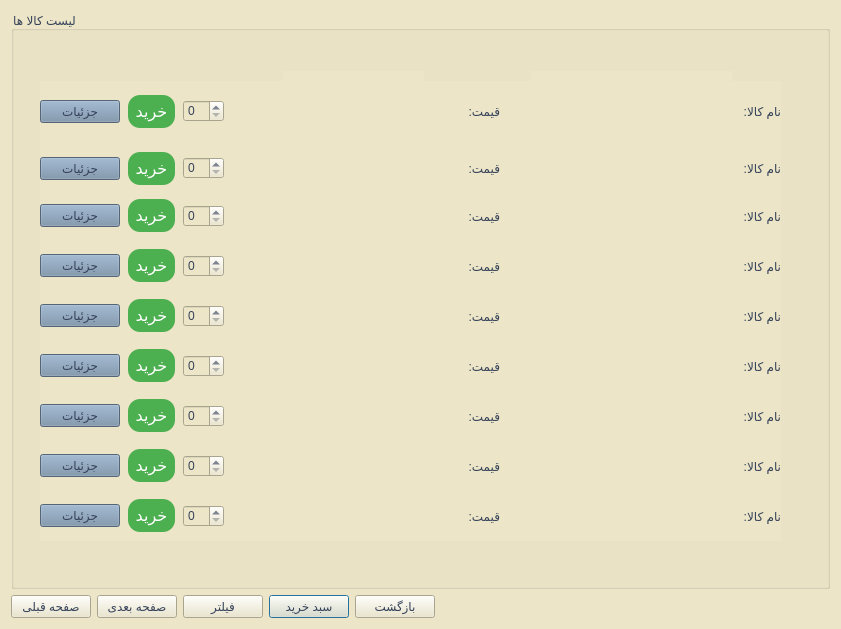
AP-projects-4001/metagoofill, file Project_Ap/goodslist.ui: the form before one commit.
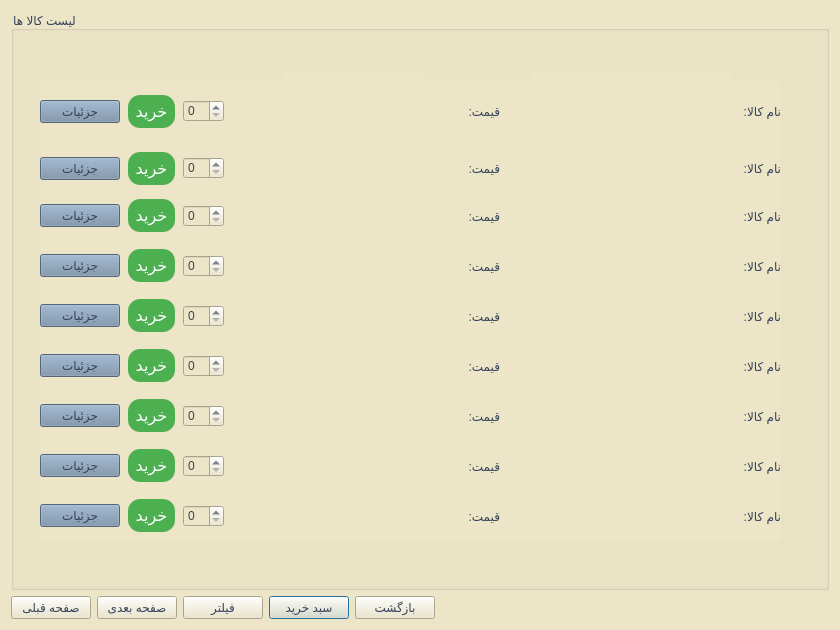
The form after the commit.

The edit to the form file:
```diff
--- a/Project_Ap/goodslist.ui
+++ b/Project_Ap/goodslist.ui
@@ -6,8 +6,8 @@
    <rect>
     <x>0</x>
     <y>0</y>
-    <width>841</width>
-    <height>629</height>
+    <width>840</width>
+    <height>630</height>
    </rect>
   </property>
   <property name="windowTitle">
```
Left out of the diff: 52 changed lines with no effect on the pictures.
